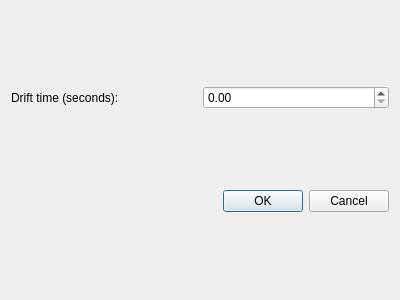
Old version of the form poledancer_settings.ui in the repository ajventer/poledancer.
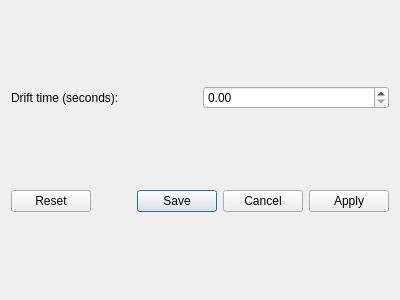
New version of the form.

Commit message: Working on initial settings dialog

Patch:
```diff
--- a/poledancer_settings.ui
+++ b/poledancer_settings.ui
@@ -30,7 +30,7 @@
       <enum>Qt::Horizontal</enum>
      </property>
      <property name="standardButtons">
-      <set>QDialogButtonBox::Cancel|QDialogButtonBox::Ok</set>
+      <set>QDialogButtonBox::Apply|QDialogButtonBox::Cancel|QDialogButtonBox::Reset|QDialogButtonBox::Save</set>
      </property>
     </widget>
    </item>
```
Left out of the diff: 21 changed lines with no effect on the pictures. The commit also changes 2 other files.
